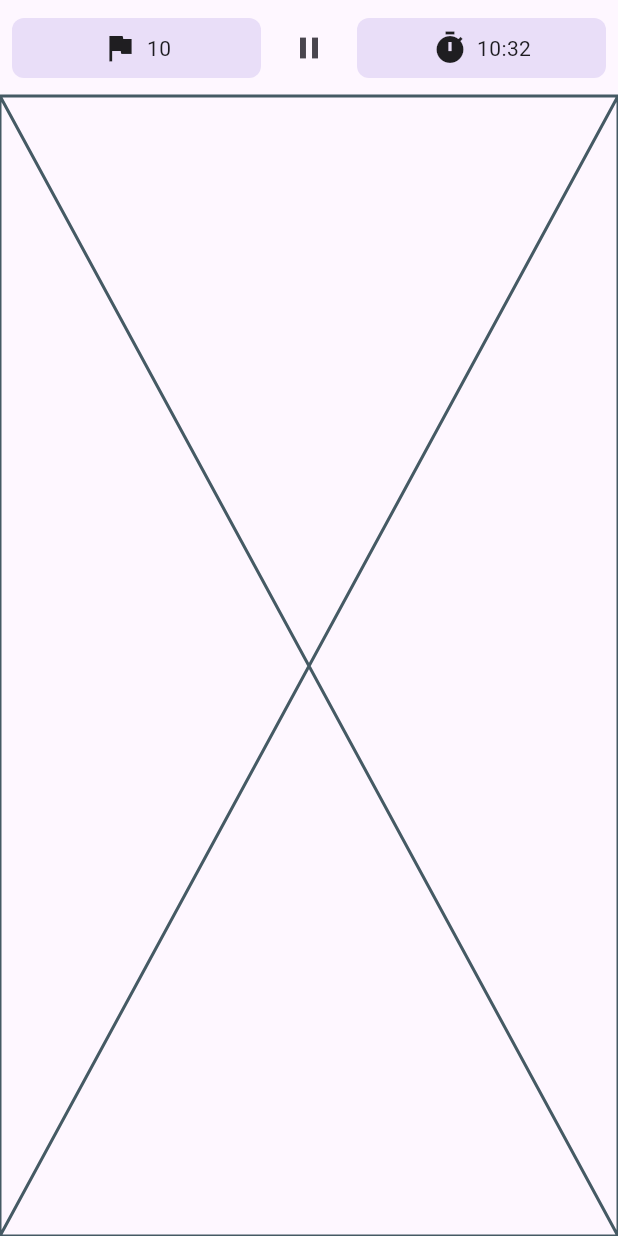
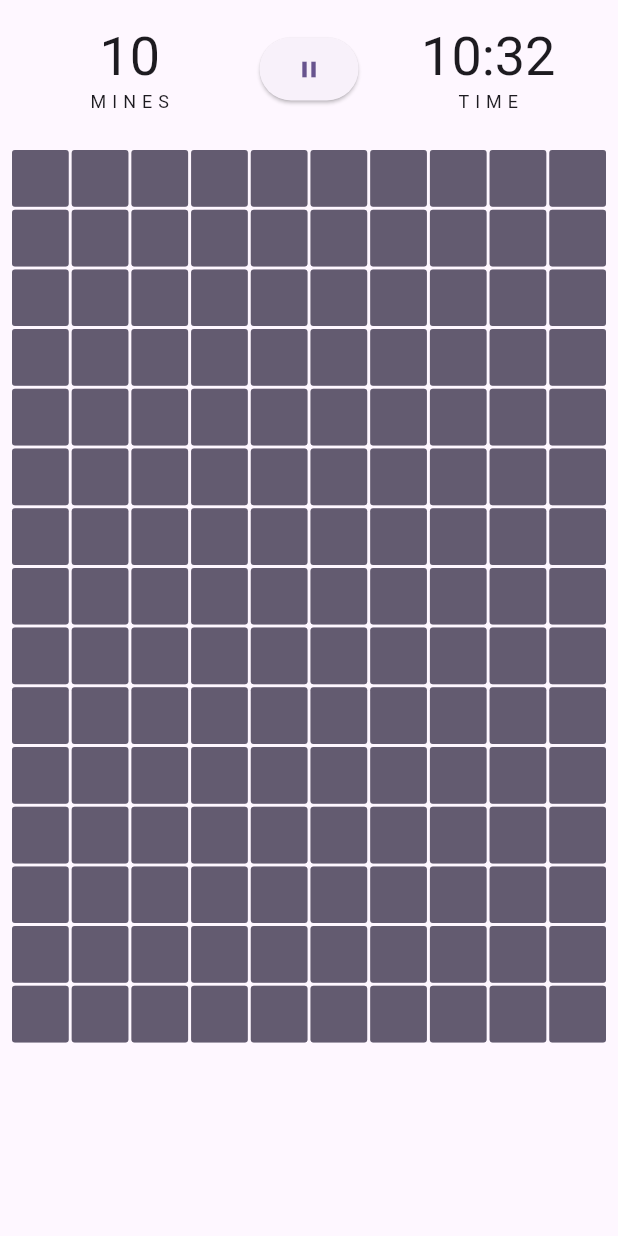
Before and after one commit to edwardnagy/minesweeper-crossplatform, a Flutter app: the screen it shows after launch, after a tap on the "pause" icon, on a phone screen of 412 x 824 dp. Run offline on Flutter 3.47's test engine with Material 2 defaults, Android fonts, the phone set to English and light mode, and no system bars; generated files the repository leaves out were written again.

Commit message:
Implement reveal tile functionality, fix header information

```diff
--- /dev/null
+++ b/lib/engine/game_engine.dart
@@ -0,0 +1,76 @@
+import 'dart:collection';
+import 'dart:math';
+
+import 'package:flutter/foundation.dart';
+
+import '../model/game_configuration.dart';
+import '../model/tile.dart';
+
+class GameEngine with ChangeNotifier {
+  final GameConfiguration configuration;
+
+  GameEngine(this.configuration) {
+    _generateTiles();
+    _placeMines();
+    _computeAdjacentMineCounts();
+  }
+
+  late List<Tile> _tiles;
+
+  List<Tile> get tiles => UnmodifiableListView(_tiles);
+
+  void _generateTiles() {
+    _tiles = List.generate(
+      configuration.tileCount,
+      (index) => const Tile(),
+    );
+  }
+
+  void _placeMines() {
+    final mineLocations = <int>{};
+    final random = Random();
+    while (mineLocations.length < configuration.mineCount) {
+      mineLocations.add(random.nextInt(configuration.tileCount));
+    }
+    for (final mineLocation in mineLocations) {
+      _tiles[mineLocation] = _tiles[mineLocation].copyWith(isMine: true);
+    }
+  }
+
+  void _computeAdjacentMineCounts() {
+    for (var index = 0; index < _tiles.length; index++) {
+      var adjacentMineCount = 0;
+      final adjacentTileIndices = _getAdjacentTileIndices(index);
+      for (final adjacentTileIndex in adjacentTileIndices) {
+        if (_tiles[adjacentTileIndex].isMine) {
+          adjacentMineCount++;
+        }
+      }
+      _tiles[index] = _tiles[index].copyWith(adjacentMineCount: adjacentMineCount);
+    }
+  }
+
+  List<int> _getAdjacentTileIndices(int index) {
+    final isTopRow = index < configuration.horizontalTileCount;
+    final isBottomRow = index >= configuration.tileCount - configuration.horizontalTileCount;
+    final isLeftColumn = index % configuration.horizontalTileCount == 0;
+    final isRightColumn = (index + 1) % configuration.horizontalTileCount == 0;
+
+    final adjacentTileIndices = [
+      if (!isTopRow && !isLeftColumn) index - configuration.horizontalTileCount - 1, // Top left
+      if (!isTopRow) index - configuration.horizontalTileCount, // Top
+      if (!isTopRow && !isRightColumn) index - configuration.horizontalTileCount + 1, // Top right
+      if (!isLeftColumn) index - 1, // Left
+      if (!isRightColumn) index + 1, // Right
+      if (!isBottomRow && !isLeftColumn) index + configuration.horizontalTileCount - 1, // Bottom left
+      if (!isBottomRow) index + configuration.horizontalTileCount, // Bottom
+      if (!isBottomRow && !isRightColumn) index + configuration.horizontalTileCount + 1, // Bottom right
+    ];
+    return adjacentTileIndices;
+  }
+
+  void revealTile(int index) {
+    _tiles[index] = _tiles[index].copyWith(revealed: true);
+    notifyListeners();
+  }
+}
--- a/lib/l10n/app_en.arb
+++ b/lib/l10n/app_en.arb
@@ -1,6 +1,6 @@
 {
     "title": "Minesweeper",
-    "pauseGame": "Pause game",
-    "minesLeft": "{mines, plural, =0{No mines} =1{1 mine} other{{mines} mines}} left",
-    "timeElapsed": "{time} time left"
+    "pause": "Pause",
+    "mines": "Mines",
+    "time": "Time"
 }
--- /dev/null
+++ b/lib/model/game_configuration.dart
@@ -0,0 +1,15 @@
+class GameConfiguration {
+  final int horizontalTileCount;
+  final int verticalTileCount;
+  final double mineRatio;
+
+  const GameConfiguration({
+    required this.horizontalTileCount,
+    required this.verticalTileCount,
+    required this.mineRatio,
+  });
+
+  int get tileCount => horizontalTileCount * verticalTileCount;
+
+  int get mineCount => (tileCount * mineRatio).round();
+}
--- /dev/null
+++ b/lib/model/tile.dart
@@ -0,0 +1,23 @@
+class Tile {
+  final bool isMine;
+  final int adjacentMineCount;
+  final bool revealed;
+
+  const Tile({
+    this.isMine = false,
+    this.adjacentMineCount = 0,
+    this.revealed = false,
+  });
+
+  Tile copyWith({
+    bool? isMine,
+    int? adjacentMineCount,
+    bool? revealed,
+  }) {
+    return Tile(
+      isMine: isMine ?? this.isMine,
+      adjacentMineCount: adjacentMineCount ?? this.adjacentMineCount,
+      revealed: revealed ?? this.revealed,
+    );
+  }
+}
--- a/lib/view/game/game_body.dart
+++ b/lib/view/game/game_body.dart
@@ -1,10 +1,39 @@
+import 'package:ea_minesweeper/engine/game_engine.dart';
 import 'package:flutter/material.dart';
 
+import 'tile_box.dart';
+
 class GameBody extends StatelessWidget {
-  const GameBody({super.key});
+  const GameBody(this.engine, {super.key});
+
+  final GameEngine engine;
 
   @override
   Widget build(BuildContext context) {
-    return const Placeholder();
+    const gridSpacing = 2.0;
+
+    return AnimatedBuilder(
+      animation: engine,
+      builder: (context, _) {
+        return GridView.builder(
+          padding: const EdgeInsets.all(8),
+          physics: const NeverScrollableScrollPhysics(),
+          itemCount: engine.tiles.length,
+          gridDelegate: SliverGridDelegateWithFixedCrossAxisCount(
+            crossAxisCount: engine.configuration.horizontalTileCount,
+            crossAxisSpacing: gridSpacing,
+            mainAxisSpacing: gridSpacing,
+          ),
+          itemBuilder: (context, index) {
+            return TileBox(
+              tile: engine.tiles[index],
+              onTap: () {
+                engine.revealTile(index);
+              },
+            );
+          },
+        );
+      },
+    );
   }
 }
--- a/lib/view/game/game_header.dart
+++ b/lib/view/game/game_header.dart
@@ -5,12 +5,12 @@ import '../../l10n/app_localizations.dart';
 class GameHeader extends StatelessWidget {
   const GameHeader({
     super.key,
-    required this.minesLeft,
+    required this.minesCount,
     required this.timeElapsed,
     required this.onPause,
   });
 
-  final int minesLeft;
+  final int minesCount;
   final Duration timeElapsed;
   final VoidCallback onPause;
 
@@ -25,25 +25,28 @@ class GameHeader extends StatelessWidget {
           Expanded(
             child: _statContainer(
               context,
-              icon: Icons.flag,
-              value: minesLeft.toString(),
-              tooltip: AppLocalizations.of(context).minesLeft(minesLeft),
+              label: AppLocalizations.of(context).mines,
+              value: minesCount.toString(),
             ),
           ),
           Padding(
             padding: const EdgeInsetsDirectional.symmetric(horizontal: padding),
-            child: IconButton(
-              onPressed: onPause,
-              icon: const Icon(Icons.pause),
-              tooltip: AppLocalizations.of(context).pauseGame,
+            child: Tooltip(
+              message: AppLocalizations.of(context).pause,
+              child: ElevatedButton(
+                onPressed: onPause,
+                child: const Padding(
+                  padding: EdgeInsets.symmetric(vertical: 12.0),
+                  child: Icon(Icons.pause),
+                ),
+              ),
             ),
           ),
           Expanded(
             child: _statContainer(
               context,
-              icon: Icons.timer,
+              label: AppLocalizations.of(context).time,
               value: timeElapsed.inMinutesAndSeconds,
-              tooltip: AppLocalizations.of(context).timeElapsed(timeElapsed.inMinutesAndSeconds),
             ),
           ),
         ],
@@ -53,26 +56,23 @@ class GameHeader extends StatelessWidget {
 
   Widget _statContainer(
     BuildContext context, {
-    required IconData icon,
+    required String label,
     required String value,
-    required String tooltip,
   }) {
-    return Tooltip(
-      message: tooltip,
-      child: Container(
-        padding: const EdgeInsets.all(8),
-        decoration: BoxDecoration(
-          color: Theme.of(context).colorScheme.secondaryContainer,
-          borderRadius: BorderRadiusDirectional.circular(8),
-        ),
-        child: Row(
-          mainAxisAlignment: MainAxisAlignment.center,
-          children: [
-            Icon(icon),
-            const SizedBox(width: 6),
-            Text(value),
-          ],
-        ),
+    return Padding(
+      padding: const EdgeInsets.all(8),
+      child: Column(
+        mainAxisAlignment: MainAxisAlignment.center,
+        children: [
+          Text(
+            value,
+            style: Theme.of(context).textTheme.displaySmall,
+          ),
+          Text(
+            label.toUpperCase(),
+            style: Theme.of(context).textTheme.bodySmall?.copyWith(letterSpacing: 4),
+          ),
+        ],
       ),
     );
   }
--- a/lib/view/game/game_screen.dart
+++ b/lib/view/game/game_screen.dart
@@ -1,10 +1,27 @@
+import 'package:ea_minesweeper/engine/game_engine.dart';
+import 'package:ea_minesweeper/model/game_configuration.dart';
 import 'package:ea_minesweeper/view/game/game_body.dart';
 import 'package:flutter/material.dart';
 
 import 'game_header.dart';
 
-class GameScreen extends StatelessWidget {
-  const GameScreen({super.key});
+class GameScreen extends StatefulWidget {
+  const GameScreen({super.key, required this.configuration});
+
+  final GameConfiguration configuration;
+
+  @override
+  State<GameScreen> createState() => _GameScreenState();
+}
+
+class _GameScreenState extends State<GameScreen> {
+  late final GameEngine _engine = GameEngine(widget.configuration);
+
+  @override
+  void dispose() {
+    _engine.dispose();
+    super.dispose();
+  }
 
   @override
   Widget build(BuildContext context) {
@@ -13,13 +30,15 @@ class GameScreen extends StatelessWidget {
         crossAxisAlignment: CrossAxisAlignment.stretch,
         children: [
           GameHeader(
-            minesLeft: 10,
+            minesCount: 10,
             timeElapsed: const Duration(minutes: 10, seconds: 32),
             onPause: () {
               // TODO: Pause the game
             },
           ),
-          const Expanded(child: GameBody()),
+          Expanded(
+            child: GameBody(_engine),
+          ),
         ],
       ),
     );
--- /dev/null
+++ b/lib/view/game/tile_box.dart
@@ -0,0 +1,43 @@
+import 'package:flutter/material.dart';
+
+import '../../model/tile.dart';
+
+class TileBox extends StatelessWidget {
+  const TileBox({
+    super.key,
+    required this.tile,
+    required this.onTap,
+  });
+
+  final Tile tile;
+  final VoidCallback onTap;
+
+  @override
+  Widget build(BuildContext context) {
+    final color = Theme.of(context).colorScheme.secondary;
+    final shape = RoundedRectangleBorder(borderRadius: BorderRadiusDirectional.circular(2));
+
+    return Stack(
+      children: [
+        Material(
+          color: color.withOpacity(0.25),
+          shape: shape,
+          child: Center(
+            child: tile.isMine ? const Icon(Icons.dangerous) : Text(tile.adjacentMineCount.toString()),
+          ),
+        ),
+        if (!tile.revealed) ...[
+          ElevatedButton(
+            style: ElevatedButton.styleFrom(
+              shadowColor: Colors.transparent,
+              shape: RoundedRectangleBorder(borderRadius: BorderRadiusDirectional.circular(2)),
+              backgroundColor: color,
+            ),
+            onPressed: onTap,
+            child: const SizedBox(),
+          ),
+        ],
+      ],
+    );
+  }
+}
--- a/lib/view/root_widget.dart
+++ b/lib/view/root_widget.dart
@@ -1,3 +1,4 @@
+import 'package:ea_minesweeper/model/game_configuration.dart';
 import 'package:flutter/material.dart';
 
 import '../l10n/app_localizations.dart';
@@ -16,7 +17,9 @@ class RootWidget extends StatelessWidget {
         colorScheme: ColorScheme.fromSeed(seedColor: Colors.deepPurple),
         useMaterial3: true,
       ),
-      home: const GameScreen(),
+      home: const GameScreen(
+        configuration: GameConfiguration(horizontalTileCount: 10, verticalTileCount: 15, mineRatio: 0.15),
+      ),
     );
   }
 }
```
